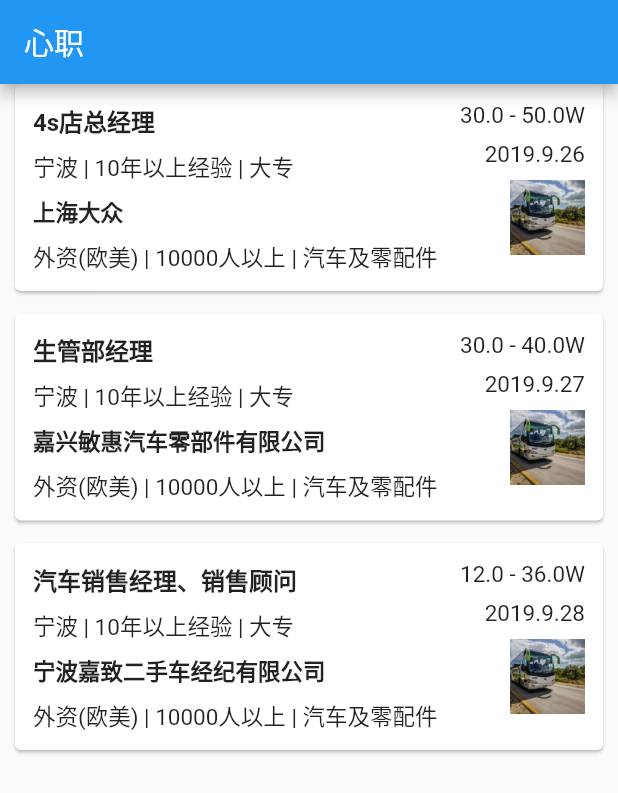
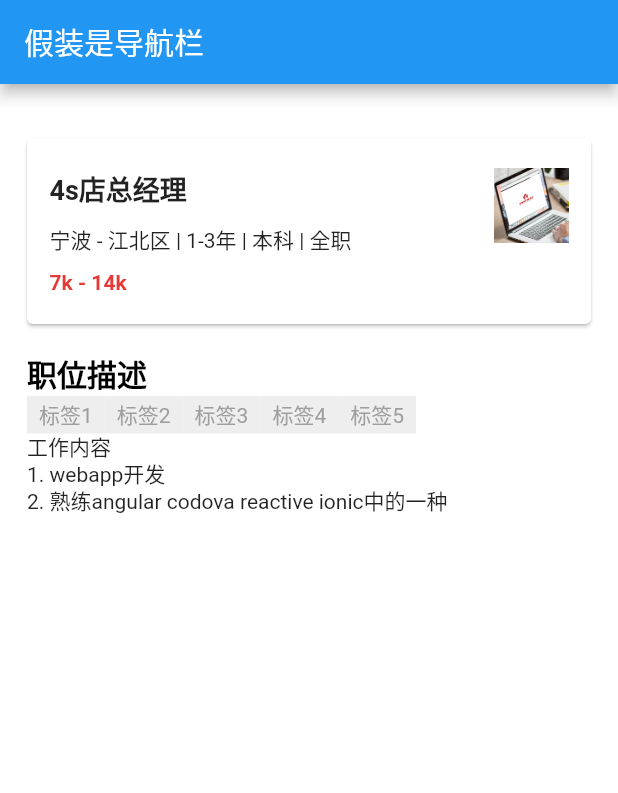
Before and after one commit to coolHt/Family-Union, a Flutter app: the screen it shows after launch, on a phone screen of 412 x 824 dp. Shown: the top 793 px of the screen. Run offline on Flutter 3.47's test engine with Material 2 defaults, Android fonts, the phone set to English and light mode, and no system bars.

Commit message:
update components

```diff
--- /dev/null
+++ b/xz_application/lib/job/job-detail.dart
@@ -0,0 +1,136 @@
+import 'package:flutter/material.dart';
+//公共widget
+import '../common.dart' as Common;
+
+class JobDetail extends StatelessWidget{
+  @override
+  Widget build(BuildContext context){
+    return Container(
+      padding: EdgeInsets.all(18.0),
+      decoration: BoxDecoration(
+        color: Colors.white
+      ),
+      child: Column(
+        crossAxisAlignment: CrossAxisAlignment.start,
+        children: <Widget>[
+          jobProfile(), //职位简介
+          jobDescription(), //职位描述
+        ],
+      )
+    );
+  }
+}
+
+//头部职位简介
+Card jobProfile(){
+  return Card(
+    margin: EdgeInsets.fromLTRB(0, 18.0, 0, 18.0),
+    child: Padding(
+      padding: EdgeInsets.fromLTRB(15.0, 20.0, 15.0, 20.0),
+      child: Row(
+        crossAxisAlignment: CrossAxisAlignment.start,
+        children: <Widget>[
+          Expanded(
+            flex: 4,
+            child: Column(
+              crossAxisAlignment: CrossAxisAlignment.start,
+              children: <Widget>[
+                Container(
+                  margin: EdgeInsets.only(bottom: 10.0),
+                  child: Text(
+                    '4s店总经理',
+                    softWrap:false,
+                    overflow: TextOverflow.ellipsis,
+                    style: TextStyle(
+                      fontWeight: FontWeight.bold,
+                      fontSize: 18.0,
+                    )
+                  ),
+                ),
+                Container(
+                  margin: EdgeInsets.only(bottom: 10.0),
+                  child: Text(
+                    '宁波 - 江北区 | 1-3年 | 本科 | 全职',
+                    softWrap: false,
+                    overflow: TextOverflow.ellipsis,
+                  )
+                ),
+                Text(
+                  '7k - 14k',
+                  style: TextStyle(
+                    color: Colors.red[600],
+                    fontWeight: FontWeight.bold
+                  )
+                )
+              ]
+            ),
+          ),
+          Expanded(
+            flex: 1,
+            child: Image(
+              width: 50.0,
+              height:50.0,
+              image: AssetImage('images/cPic.jpg'),
+              alignment: Alignment.topRight,
+            )
+          )
+
+        ],
+      )
+    )
+  );
+}
+
+//职位描述
+Container jobDescription(){
+  return Container(
+    child: Column(
+      crossAxisAlignment: CrossAxisAlignment.start,
+      children: <Widget>[
+        Common.maximumTitle('职位描述'),
+        Row(
+          children: <Widget>[
+            tagStyle('标签1'),
+            tagStyle('标签2'),
+            tagStyle('标签3'),
+            tagStyle('标签4'),
+            tagStyle('标签5'),
+          ],
+        ),
+        Text(
+          '工作内容',
+          style: TextStyle(
+            height: 1.3
+          )
+        ),
+        Text(
+          '1. webapp开发',
+          style: TextStyle(
+            height: 1.3
+          ),
+        ),
+        Text(
+          '2. 熟练angular codova reactive ionic中的一种',
+          style: TextStyle(
+            height: 1.3
+          )
+        )
+      ]
+    )
+  );
+}
+//标签
+Container tagStyle(tag){
+  return Container(
+    padding: EdgeInsets.fromLTRB(8.0, 2.0, 8.0, 2.0),
+    decoration: BoxDecoration(
+      color: Color.fromARGB(255, 238, 238, 238)
+    ),
+    child: Text(
+      tag,
+      style: TextStyle(
+        color: Colors.grey
+      ),
+    )
+  );
+}
--- a/xz_application/lib/job/job-list.dart
+++ b/xz_application/lib/job/job-list.dart
@@ -25,9 +25,9 @@ class JobListContainer extends StatelessWidget{
 //单个职位
 Card jobList(Map data){
     return Card(
-      margin: EdgeInsets.fromLTRB(10.0, 0, 10.0, 15.0),
+      margin: EdgeInsets.all(15.0),
       child: Padding(
-        padding: EdgeInsets.all(12.0),
+        padding: EdgeInsets.all(14.0),
         child: Row(
           crossAxisAlignment: CrossAxisAlignment.start,
           children: <Widget>[
--- a/xz_application/lib/main.dart
+++ b/xz_application/lib/main.dart
@@ -1,8 +1,15 @@
 import 'package:flutter/material.dart';
+import 'package:flutter/rendering.dart';
 //职位列表
 import './job/job-list.dart' as Jobs;
-
-void main() => runApp(MyApp());
+//企业列表
+import './company/company-list.dart' as Companys;
+//职位详情
+import './job/job-detail.dart' as JobDetail;
+void main(){
+  debugPaintSizeEnabled = false;
+  runApp(MyApp());
+}
 
 class MyApp extends StatelessWidget {
   // This widget is the root of your application.
@@ -15,10 +22,12 @@ class MyApp extends StatelessWidget {
       ),
       home: Scaffold(
         appBar: AppBar(
-          title: Text('心职')
+          title: Text('假装是导航栏')
         ),
         body: Container(
-          child: Jobs.JobListContainer()
+          //child: Jobs.JobListContainer()
+          //child: Companys.CompanyListContainer()
+          child: JobDetail.JobDetail()
         )
       )
     );
--- a/xz_application/pubspec.yaml
+++ b/xz_application/pubspec.yaml
@@ -41,6 +41,7 @@ flutter:
   uses-material-design: true
   assets:
     - images/job.jpg
+    - images/cPic.jpg
 
   # To add assets to your application, add an assets section, like this:
   # assets:
```
Also changed, not shown: xz_application/lib/common.dart (added, +13 -0 lines), xz_application/lib/company/company-list.dart (+75 -7 lines), xz_application/images/cPic.jpg (added).
